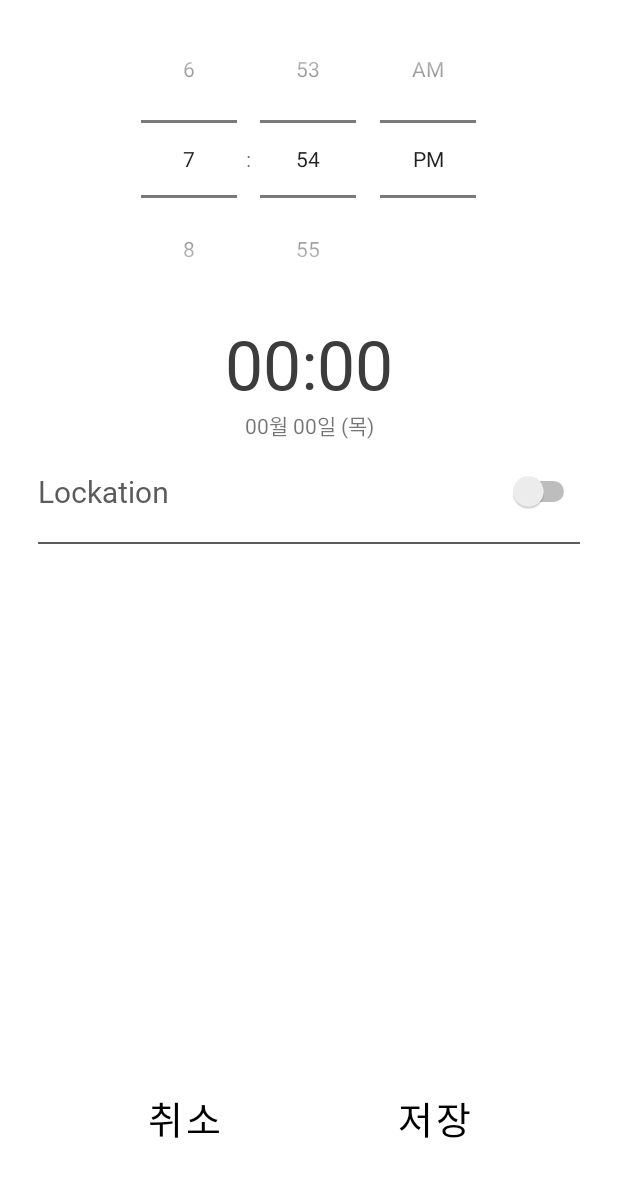
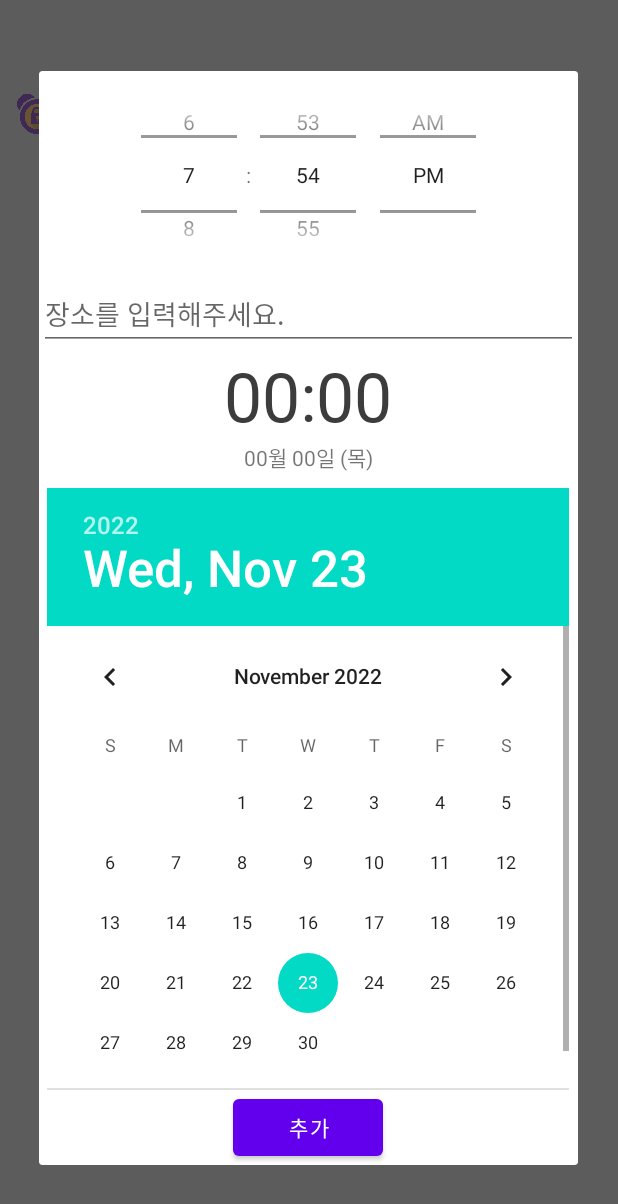
Before and after one commit to wvlgvh520/LockationAlarm, an Android app: the screen it shows after launch (SettingActivity before the commit, MainActivity after it), after a tap on an icon or button, on a phone screen of 412 x 824 dp. Shown: the top 1204 px of the screen. Run offline under Robolectric (Android 15) with nearby library versions, the phone set to English and light mode, and no system bars.

Commit message:
11/23 commit

```diff
--- a/app/src/main/java/com/example/lockalarm/Alarm.java
+++ b/app/src/main/java/com/example/lockalarm/Alarm.java
@@ -1,14 +1,13 @@
 package com.example.lockalarm;
 
 public class Alarm {
-    private String tv_location, tv_date, tv_hour, tv_minute;
+    private String tv_location, tv_date, tv_time;
     private boolean tv_power;
 
-    public Alarm(String tv_location, String tv_date, String tv_hour, String tv_minute, boolean tv_power) {
+    public Alarm(String tv_location, String tv_date, String tv_time, boolean tv_power) {
         this.tv_location = tv_location;
         this.tv_date = tv_date;
-        this.tv_hour = tv_hour;
-        this.tv_minute = tv_minute;
+        this.tv_time = tv_time;
         this.tv_power = tv_power;
     }
 
@@ -28,21 +27,9 @@ public class Alarm {
         this.tv_date = tv_date;
     }
 
-    public String getTv_hour() {
-        return tv_hour;
-    }
+    public String getTv_time() {    return tv_time;    }
 
-    public void setTv_hour(String tv_hour) {
-        this.tv_hour = tv_hour;
-    }
-
-    public String getTv_minute() {
-        return tv_minute;
-    }
-
-    public void setTv_minute(String tv_minute) {
-        this.tv_minute = tv_minute;
-    }
+    public void setTv_time(String tv_time) {    this.tv_time = tv_time;    }
 
     public boolean isTv_power() {
         return tv_power;
--- a/app/src/main/java/com/example/lockalarm/AlarmAdapter.java
+++ b/app/src/main/java/com/example/lockalarm/AlarmAdapter.java
@@ -41,29 +41,34 @@ public class AlarmAdapter extends RecyclerView.Adapter {
     @Override
     public void onBindViewHolder(@NonNull RecyclerView.ViewHolder holder, int position) {   //onBindViewholder
         Alarm data = arrayList.get(position);
-
         ViewHolder viewHolder = (ViewHolder) holder;
 
+        holder.itemView.setOnLongClickListener(new View.OnLongClickListener() {
+            @Override
+            public boolean onLongClick(View view) {
+                arrayList.remove(position);
+                notifyItemRemoved(position);
+                return false;
+            }
+        });
 
 
         viewHolder.location.setText(data.getTv_location());
-        viewHolder.hour.setText(data.getTv_hour());
-        viewHolder.minute.setText(data.getTv_minute());
+        viewHolder.time.setText(data.getTv_time());
         viewHolder.date.setText(data.getTv_date());
+
     }
 
     public class ViewHolder extends RecyclerView.ViewHolder {
         public TextView location;
-        TextView hour;
-        TextView minute;
+        TextView time;
         TextView date;
 
         public ViewHolder(@NonNull View itemView) {
             super(itemView);
 
             this.location = itemView.findViewById(R.id.textView_location);
-            this.hour = itemView.findViewById(R.id.tv_hour);
-            this.minute = itemView.findViewById(R.id.tv_minute);
+            this.time = itemView.findViewById(R.id.tv_time_item);
             this.date = itemView.findViewById(R.id.tv_date);
 
         }
--- a/app/src/main/java/com/example/lockalarm/MainActivity.java
+++ b/app/src/main/java/com/example/lockalarm/MainActivity.java
@@ -1,23 +1,32 @@
 package com.example.lockalarm;
 
 import androidx.annotation.Nullable;
+import androidx.annotation.RequiresApi;
+import androidx.appcompat.app.AlertDialog;
 import androidx.appcompat.app.AppCompatActivity;
 import androidx.recyclerview.widget.LinearLayoutManager;
 import androidx.recyclerview.widget.RecyclerView;
 
 import android.content.Intent;
+import android.os.Build;
 import android.os.Bundle;
+import android.view.LayoutInflater;
 import android.view.View;
+import android.widget.Button;
+import android.widget.DatePicker;
+import android.widget.EditText;
 import android.widget.ImageView;
+import android.widget.TextView;
+import android.widget.TimePicker;
 
 import java.util.ArrayList;
 
 public class MainActivity extends AppCompatActivity {
     ImageView menu, add;
 
+    static final int REQ_ALARM = 1;
     private ArrayList<Alarm> arrayList;
-
-
+    TimePicker timePicker;
     @Override
     protected void onCreate(Bundle savedInstanceState) {
         super.onCreate(savedInstanceState);
@@ -27,23 +36,70 @@ public class MainActivity extends AppCompatActivity {
         recyclerView.setLayoutManager(new LinearLayoutManager(this));
 
         arrayList = new ArrayList<>();
-
-        //arrayList.add(new Alarm("[더미]기숙사", "11월 26일 (토)", "12", "35", true));
+       // arrayList.add(new Alarm("[더미]기숙사", "11월 26일 (토)", "12", "35", true));
 
         AlarmAdapter adapter = new AlarmAdapter(arrayList);
         recyclerView.setAdapter(adapter);
 
 
+        //알람 추가 버튼 클릭함수
         add = findViewById(R.id.btn_addAlarm);
         add.setOnClickListener(new View.OnClickListener() {
+            @RequiresApi(api = Build.VERSION_CODES.O)
             @Override
             public void onClick(View view) {
-                Intent intent = new Intent( getApplicationContext(), SettingActivity.class);
-                startActivity(intent);
+                //원래 세팅에서 만지려했는데 잘 안되갖고 다이얼로그 띄울것!
+                AlertDialog.Builder builder = new AlertDialog.Builder(MainActivity.this);
+
+
+
+                view = LayoutInflater.from(MainActivity.this)
+                        .inflate(R.layout.edit_box, null, false);
+                builder.setView(view);
+
+                final Button btn_submit = view.findViewById(R.id.btn_submit);
+                final EditText edit_location = view.findViewById(R.id.edit_location2);
+                final TextView tv_time = view.findViewById(R.id.tv_time2);
+                final TextView tv_date=  view.findViewById(R.id.tv_date2);
+
+                final TimePicker timePicker = view.findViewById(R.id.timepicker2);
+                final DatePicker datePicker = view.findViewById(R.id.datepicker2);
+                timePicker.setOnTimeChangedListener(new TimePicker.OnTimeChangedListener() {
+                    @Override
+                    public void onTimeChanged(TimePicker timePicker, int i, int i1) {
+                        tv_time.setText(i + ":" + i1);
+                    }
+                });
+                datePicker.setOnDateChangedListener(new DatePicker.OnDateChangedListener() {
+                    @Override
+                    public void onDateChanged(DatePicker datePicker, int i, int i1, int i2) {
+                        tv_date.setText( (i1+1) + "월" +  i2 +"일");
+                    }
+                });
+
+                final AlertDialog dialog = builder.create();
+
+                btn_submit.setOnClickListener(new View.OnClickListener() {
+                    @Override
+                    public void onClick(View view) {
+                        String strLocation = edit_location.getText().toString();
+                        String strTime = tv_time.getText().toString();
+                        String strDate = tv_date.getText().toString();
+
+                        Alarm alarmList = new Alarm(strLocation,strDate,strTime, true);
+                        arrayList.add(alarmList);
+
+                        adapter.notifyDataSetChanged();
+
+                        dialog.dismiss();
+                    }
+                });
+                dialog.show();
             }
         });
     }
 
+/*
     @Override
     protected void onStart() {
         super.onStart();
@@ -59,4 +115,33 @@ public class MainActivity extends AppCompatActivity {
         adapter.notifyDataSetChanged();
 
     }
+*/
+/*
+    @Override
+    protected void onActivityResult(int requestCode, int resultCode, Intent intent) {
+        super.onActivityResult(requestCode, resultCode, intent);
+
+        if (requestCode == REQ_ALARM) {
+            if (resultCode == RESULT_OK) {
+                return;
+            }
+            String sendLocation = intent.getExtras().getString("location");
+            tv_location.setText(sendLocation);
+            String sendTimeH = intent.getExtras().getString("timeH");
+            tv_timeH.setText(sendTimeH);
+            String sendTimeM = intent.getExtras().getString("timeM");
+            tv_timeM.setText(sendTimeM);
+            String sendDate = intent.getExtras().getString("date");
+            tv_date.setText(sendDate);
+
+            arrayList.add(new Alarm(sendLocation, sendDate, sendTimeH, sendTimeM, true));
+
+            RecyclerView recyclerView = findViewById(R.id.rcv_alarmList);
+            AlarmAdapter adapter = new AlarmAdapter(arrayList);
+            recyclerView.setAdapter(adapter);
+            adapter.notifyDataSetChanged();
+
+        }
+    }
+    */
 }
--- /dev/null
+++ b/app/src/main/res/layout/edit_box.xml
@@ -0,0 +1,69 @@
+<?xml version="1.0" encoding="utf-8"?>
+<LinearLayout xmlns:android="http://schemas.android.com/apk/res/android"
+    xmlns:app="http://schemas.android.com/apk/res-auto"
+    xmlns:tools="http://schemas.android.com/tools"
+    android:layout_width="match_parent"
+    android:layout_height="match_parent"
+    android:orientation="vertical">
+
+
+    <ScrollView
+        android:layout_width="match_parent"
+        android:layout_height="match_parent"
+        tools:ignore="SpeakableTextPresentCheck">
+
+        <LinearLayout
+            android:layout_width="match_parent"
+            android:layout_height="wrap_content"
+            android:orientation="vertical">
+
+            <TimePicker
+                android:id="@+id/timepicker2"
+                android:layout_width="match_parent"
+                android:layout_height="138dp"
+                android:layout_gravity="center_horizontal"
+                android:timePickerMode="spinner" />
+
+            <EditText
+                android:id="@+id/edit_location2"
+                android:layout_width="match_parent"
+                android:layout_height="wrap_content"
+                android:hint="장소를 입력해주세요."/>
+
+            <TextView
+                android:id="@+id/tv_time2"
+                android:layout_width="match_parent"
+                android:layout_height="wrap_content"
+                android:fontFamily="@font/gmarket_bold"
+                android:gravity="center_horizontal"
+                android:text="00:00"
+                android:textSize="45sp"
+                android:textColor="#3C3C3C" />
+
+            <TextView
+                android:id="@+id/tv_date2"
+                android:layout_width="match_parent"
+                android:layout_height="wrap_content"
+                android:gravity="center_horizontal"
+                android:layout_marginBottom="10dp"
+                android:text="00월 00일 (목)" />
+
+
+            <DatePicker
+                android:id="@+id/datepicker2"
+                android:layout_width="wrap_content"
+                android:layout_height="401dp"
+                android:layout_gravity="center" />
+
+            <Button
+                android:id="@+id/btn_submit"
+                android:layout_width="100dp"
+                android:layout_height="50dp"
+                android:text="추가"
+                android:layout_gravity="center"/>
+        </LinearLayout>
+    </ScrollView>
+
+
+
+</LinearLayout>
```
Also changed, not shown: app/src/main/java/com/example/lockalarm/AlertReceiver.java (added, +12 -0 lines), app/src/main/java/com/example/lockalarm/SettingActivity.java (+9 -2 lines), app/src/main/res/layout/activity_setting.xml (+9 -1 lines), app/src/main/res/layout/item_alarm.xml (+2 -17 lines).
